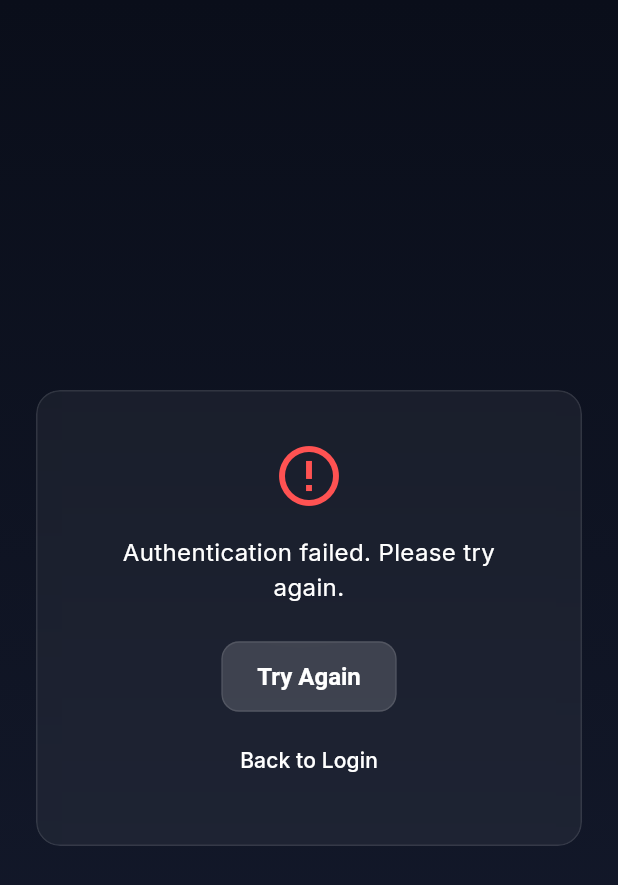
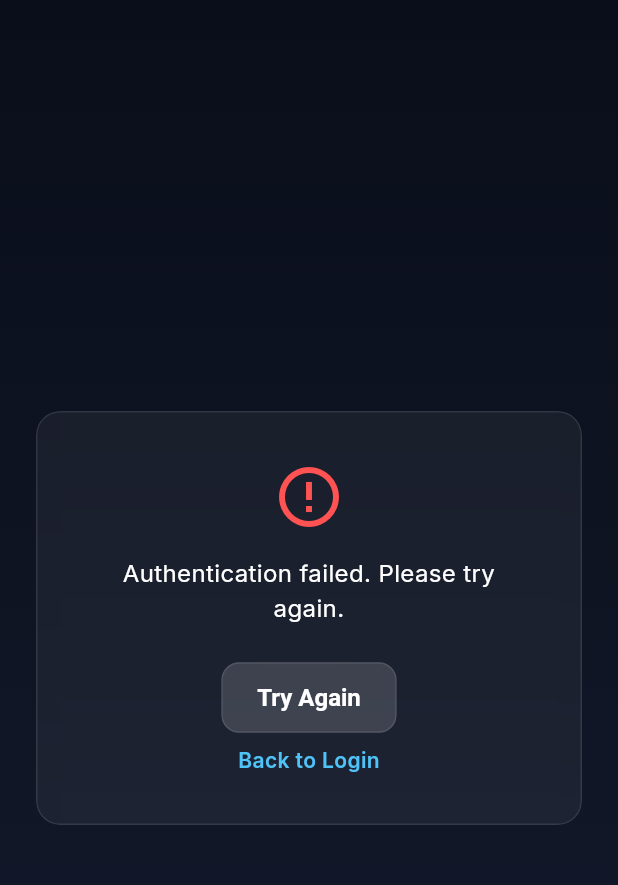
Before and after one commit to Kounex/ingame, a Flutter app: the SteamAuthScreen screen opened by its route, on a phone screen of 412 x 824 dp. Shown: the top 885 px of the screen. Run offline on Flutter 3.47's test engine with Material 3 defaults, Android fonts, the phone set to English and light mode, and no system bars; our stand-ins replace dio, flutter_riverpod, flutter_secure_storage, freezed_annotation, go_router, google_fonts and 2 more; missing offline and left inert: cue, flutter_web_auth_2; accounts and stored records are empty; statements that could not run were skipped.

Commit message:
docs(i18n): align specs with localized auth flows
Document the shipped English/German localization foundation in the README and SP1 specs, and update the Steam auth failure state to use the same inline primary link pattern as the login flow.

Co-authored-by: Cursor <cursoragent@cursor.com>

```diff
--- a/lib/features/auth/presentation/screens/steam_auth_screen.dart
+++ b/lib/features/auth/presentation/screens/steam_auth_screen.dart
@@ -8,6 +8,7 @@ import '../../../../core/theme/glass_components.dart';
 import '../../../../core/theme/spacing.dart';
 import '../../../../core/utils/extensions.dart';
 import '../../../../shared/widgets/loading_indicator.dart';
+import '../../../../shared/widgets/tappable.dart';
 import '../../data/oauth_launcher.dart';
 import '../../domain/auth_state.dart';
 import '../providers/auth_provider.dart';
@@ -135,8 +136,11 @@ class _SteamAuthScreenState extends ConsumerState<SteamAuthScreen> {
             child: Text(context.l10n.steamAuthTryAgain),
           ),
           const SizedBox(height: AppSpacing.sm),
-          GlassButton(
-            onPressed: () => context.go(
+          Row(
+            mainAxisAlignment: MainAxisAlignment.center,
+            children: [
+              Tappable(
+                onTap: () => context.go(
                   Uri(
                     path: RoutePaths.login,
                     queryParameters: widget.redirectTo == null
@@ -144,8 +148,16 @@ class _SteamAuthScreenState extends ConsumerState<SteamAuthScreen> {
                         : {'from': widget.redirectTo!},
                   ).toString(),
                 ),
-            variant: GlassButtonVariant.ghost,
-            child: Text(context.l10n.steamAuthBackToLogin),
+                child: Text(
+                  context.l10n.steamAuthBackToLogin,
+                  style: const TextStyle(
+                    color: AppColors.primary,
+                    fontSize: 14,
+                    fontWeight: FontWeight.w600,
+                  ),
+                ),
+              ),
+            ],
           ),
         ],
       ),
```
Also changed, not shown: 3 other files. Lines whose indentation alone changed are shown as unchanged.
